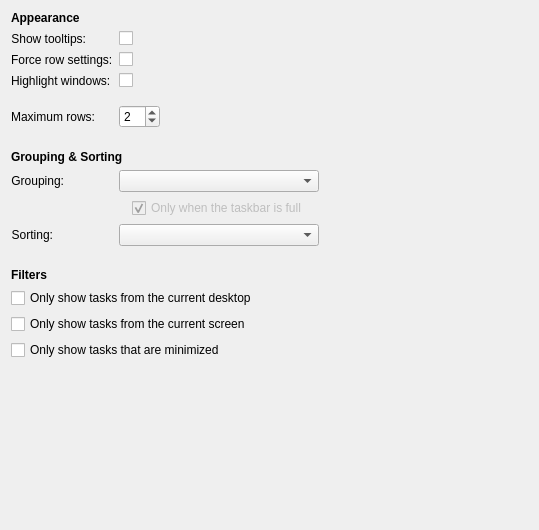
mgottschlag/kwin-tiling, file plasma/desktop/applets/tasks/tasksConfig.ui: the form before one commit.
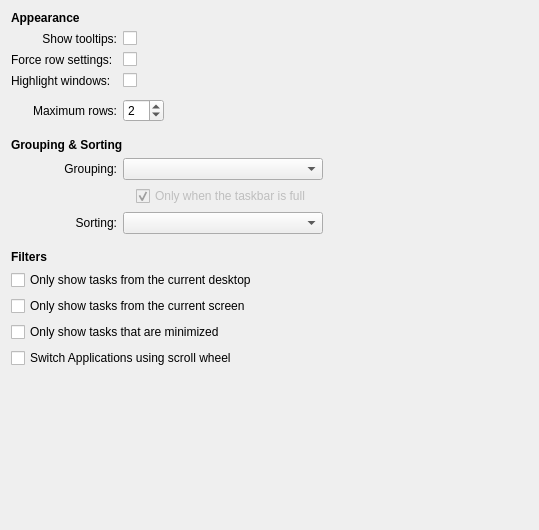
The form after the commit. Custom widgets are drawn as their Qt base class.

Commit message: FEATURE: 198661 GUI: Add "Disable scrollwheel" on taskbar

The edit to the form file:
```diff
--- a/plasma/desktop/applets/tasks/tasksConfig.ui
+++ b/plasma/desktop/applets/tasks/tasksConfig.ui
@@ -10,29 +10,75 @@
     <height>530</height>
    </rect>
   </property>
-  <layout class="QFormLayout" name="formLayout">
-   <item row="2" column="1">
+  <layout class="QGridLayout" name="gridLayout">
+   <item row="0" column="0" colspan="2">
+    <widget class="QLabel" name="label_5">
+     <property name="font">
+      <font>
+       <weight>75</weight>
+       <bold>true</bold>
+      </font>
+     </property>
+     <property name="text">
+      <string>Appearance</string>
+     </property>
+    </widget>
+   </item>
+   <item row="1" column="0" colspan="2">
+    <widget class="QLabel" name="label_7">
+     <property name="text">
+      <string>Show tooltips:</string>
+     </property>
+     <property name="alignment">
+      <set>Qt::AlignRight|Qt::AlignTrailing|Qt::AlignVCenter</set>
+     </property>
+     <property name="buddy">
+      <cstring>showTooltip</cstring>
+     </property>
+    </widget>
+   </item>
+   <item row="1" column="2">
     <widget class="QCheckBox" name="showTooltip">
      <property name="text">
       <string/>
      </property>
     </widget>
    </item>
-   <item row="4" column="1">
+   <item row="2" column="0" colspan="2">
+    <widget class="QLabel" name="label_8">
+     <property name="text">
+      <string>Force row settings:</string>
+     </property>
+     <property name="buddy">
+      <cstring>fillRows</cstring>
+     </property>
+    </widget>
+   </item>
+   <item row="2" column="2">
     <widget class="QCheckBox" name="fillRows">
      <property name="text">
       <string/>
      </property>
     </widget>
    </item>
-   <item row="6" column="1">
+   <item row="3" column="0" colspan="2">
+    <widget class="QLabel" name="label_9">
+     <property name="text">
+      <string>Highlight windows:</string>
+     </property>
+     <property name="buddy">
+      <cstring>fillRows</cstring>
+     </property>
+    </widget>
+   </item>
+   <item row="3" column="2">
     <widget class="QCheckBox" name="highlightWindows">
      <property name="text">
       <string/>
      </property>
     </widget>
    </item>
-   <item row="7" column="1">
+   <item row="4" column="2">
     <spacer name="verticalSpacer_6">
      <property name="orientation">
       <enum>Qt::Vertical</enum>
@@ -48,7 +94,20 @@
      </property>
     </spacer>
    </item>
-   <item row="9" column="1">
+   <item row="5" column="0" colspan="2">
+    <widget class="QLabel" name="label_3">
+     <property name="text">
+      <string>Maximum rows:</string>
+     </property>
+     <property name="alignment">
+      <set>Qt::AlignRight|Qt::AlignTrailing|Qt::AlignVCenter</set>
+     </property>
+     <property name="buddy">
+      <cstring>maxRows</cstring>
+     </property>
+    </widget>
+   </item>
+   <item row="5" column="2">
     <layout class="QHBoxLayout" name="horizontalLayout">
      <item>
       <widget class="KIntSpinBox" name="maxRows">
@@ -75,7 +134,49 @@
      </item>
     </layout>
    </item>
-   <item row="14" column="1">
+   <item row="6" column="1">
+    <spacer name="verticalSpacer_2">
+     <property name="orientation">
+      <enum>Qt::Vertical</enum>
+     </property>
+     <property name="sizeType">
+      <enum>QSizePolicy::Fixed</enum>
+     </property>
+     <property name="sizeHint" stdset="0">
+      <size>
+       <width>64</width>
+       <height>10</height>
+      </size>
+     </property>
+    </spacer>
+   </item>
+   <item row="7" column="0" colspan="3">
+    <widget class="QLabel" name="label_6">
+     <property name="font">
+      <font>
+       <weight>75</weight>
+       <bold>true</bold>
+      </font>
+     </property>
+     <property name="text">
+      <string>Grouping &amp; Sorting</string>
+     </property>
+    </widget>
+   </item>
+   <item row="8" column="1">
+    <widget class="QLabel" name="label">
+     <property name="text">
+      <string>Grouping:</string>
+     </property>
+     <property name="alignment">
+      <set>Qt::AlignRight|Qt::AlignTrailing|Qt::AlignVCenter</set>
+     </property>
+     <property name="buddy">
+      <cstring>groupingStrategy</cstring>
+     </property>
+    </widget>
+   </item>
+   <item row="8" column="2">
     <layout class="QHBoxLayout" name="horizontalLayout_2">
      <item>
       <widget class="QComboBox" name="groupingStrategy">
@@ -102,7 +203,7 @@
      </item>
     </layout>
    </item>
-   <item row="15" column="1">
+   <item row="9" column="2">
     <layout class="QHBoxLayout" name="horizontalLayout_4">
      <item>
       <spacer name="horizontalSpacer">
@@ -135,7 +236,7 @@
      </item>
     </layout>
    </item>
-   <item row="16" column="0">
+   <item row="10" column="1">
     <widget class="QLabel" name="label_2">
      <property name="text">
       <string>Sorting:</string>
@@ -148,7 +249,7 @@
      </property>
     </widget>
    </item>
-   <item row="16" column="1">
+   <item row="10" column="2">
     <layout class="QHBoxLayout" name="horizontalLayout_3">
      <item>
       <widget class="QComboBox" name="sortingStrategy">
@@ -175,7 +276,7 @@
      </item>
     </layout>
    </item>
-   <item row="17" column="1">
+   <item row="11" column="2">
     <spacer name="verticalSpacer_4">
      <property name="orientation">
       <enum>Qt::Vertical</enum>
@@ -191,28 +292,48 @@
      </property>
     </spacer>
    </item>
-   <item row="19" column="0" colspan="2">
+   <item row="12" column="0">
+    <widget class="QLabel" name="label_4">
+     <property name="font">
+      <font>
+       <weight>75</weight>
+       <bold>true</bold>
+      </font>
+     </property>
+     <property name="text">
+      <string>Filters</string>
+     </property>
+    </widget>
+   </item>
+   <item row="13" column="0" colspan="3">
     <widget class="QCheckBox" name="showOnlyCurrentDesktop">
      <property name="text">
       <string>Only show tasks from the current desktop</string>
      </property>
     </widget>
    </item>
-   <item row="20" column="0" colspan="2">
+   <item row="14" column="0" colspan="3">
     <widget class="QCheckBox" name="showOnlyCurrentScreen">
      <property name="text">
       <string>Only show tasks from the current screen</string>
      </property>
     </widget>
    </item>
-   <item row="21" column="0" colspan="2">
+   <item row="15" column="0" colspan="3">
     <widget class="QCheckBox" name="showOnlyMinimized">
      <property name="text">
       <string>Only show tasks that are minimized</string>
      </property>
     </widget>
    </item>
-   <item row="22" column="1">
+   <item row="16" column="0" colspan="3">
+    <widget class="QCheckBox" name="scrollSwitch">
+     <property name="text">
+      <string>Switch Applications using scroll wheel</string>
+     </property>
+    </widget>
+   </item>
+   <item row="17" column="2">
     <spacer name="verticalSpacer">
      <property name="orientation">
       <enum>Qt::Vertical</enum>
@@ -225,120 +346,6 @@
      </property>
     </spacer>
    </item>
-   <item row="18" column="0" colspan="2">
-    <widget class="QLabel" name="label_4">
-     <property name="font">
-      <font>
-       <weight>75</weight>
-       <bold>true</bold>
-      </font>
-     </property>
-     <property name="text">
-      <string>Filters</string>
-     </property>
-    </widget>
-   </item>
-   <item row="11" column="0" colspan="2">
-    <widget class="QLabel" name="label_6">
-     <property name="font">
-      <font>
-       <weight>75</weight>
-       <bold>true</bold>
-      </font>
-     </property>
-     <property name="text">
-      <string>Grouping &amp; Sorting</string>
-     </property>
-    </widget>
-   </item>
-   <item row="0" column="0" colspan="2">
-    <widget class="QLabel" name="label_5">
-     <property name="font">
-      <font>
-       <weight>75</weight>
-       <bold>true</bold>
-      </font>
-     </property>
-     <property name="text">
-      <string>Appearance</string>
-     </property>
-    </widget>
-   </item>
-   <item row="6" column="0">
-    <widget class="QLabel" name="label_9">
-     <property name="text">
-      <string>Highlight windows:</string>
-     </property>
-     <property name="buddy">
-      <cstring>fillRows</cstring>
-     </property>
-    </widget>
-   </item>
-   <item row="4" column="0">
-    <widget class="QLabel" name="label_8">
-     <property name="text">
-      <string>Force row settings:</string>
-     </property>
-     <property name="buddy">
-      <cstring>fillRows</cstring>
-     </property>
-    </widget>
-   </item>
-   <item row="2" column="0">
-    <widget class="QLabel" name="label_7">
-     <property name="text">
-      <string>Show tooltips:</string>
-     </property>
-     <property name="alignment">
-      <set>Qt::AlignRight|Qt::AlignTrailing|Qt::AlignVCenter</set>
-     </property>
-     <property name="buddy">
-      <cstring>showTooltip</cstring>
-     </property>
-    </widget>
-   </item>
-   <item row="9" column="0">
-    <widget class="QLabel" name="label_3">
-     <property name="text">
-      <string>Maximum rows:</string>
-     </property>
-     <property name="alignment">
-      <set>Qt::AlignRight|Qt::AlignTrailing|Qt::AlignVCenter</set>
-     </property>
-     <property name="buddy">
-      <cstring>maxRows</cstring>
-     </property>
-    </widget>
-   </item>
-   <item row="14" column="0">
-    <widget class="QLabel" name="label">
-     <property name="text">
-      <string>Grouping:</string>
-     </property>
-     <property name="alignment">
-      <set>Qt::AlignRight|Qt::AlignTrailing|Qt::AlignVCenter</set>
-     </property>
-     <property name="buddy">
-      <cstring>groupingStrategy</cstring>
-     </property>
-    </widget>
-   </item>
-   <item row="10" column="0">
-    <spacer name="verticalSpacer_2">
-     <property name="orientation">
-      <enum>Qt::Vertical</enum>
-     </property>
-     <property name="sizeType">
-      <enum>QSizePolicy::Fixed</enum>
-     </property>
-     <property name="sizeHint" stdset="0">
-      <size>
-       <width>64</width>
-       <height>10</height>
-      </size>
-     </property>
-    </spacer>
-   </item>
   </layout>
  </widget>
  <customwidgets>
```
The commit also changes 3 other files.
